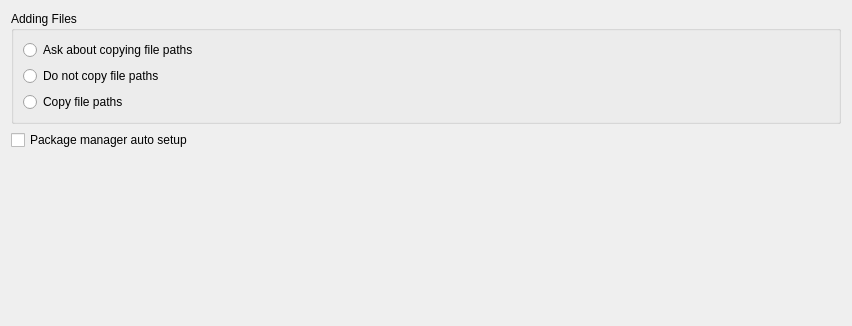
The window that cmakespecificsettingspage.ui (h4tr3d/cmakeprojectmanager2) describes before a commit, drawn with Qt 5; both pictures show x 0 to 852 and y 0 to 326 of the 852 by 567 pixel window.
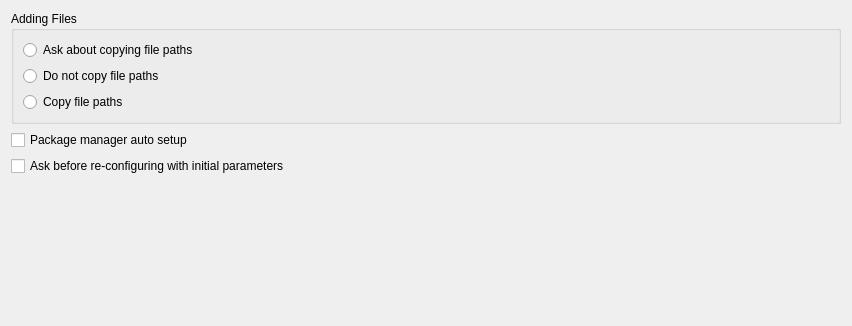
The same window after the commit.

Commit message:
CMakePM: Add "Re-configure with Initial Parameters" button
This makes it easier to configure a CMake project with initial cmake parameters
when parameters are added or if the configuration fails.

Task-number: QTCREATORBUG-24637

```diff
--- a/cmakespecificsettingspage.ui
+++ b/cmakespecificsettingspage.ui
@@ -70,6 +70,13 @@
      </property>
     </widget>
    </item>
+   <item>
+    <widget class="QCheckBox" name="askBeforeReConfigureWithInitialParams">
+     <property name="text">
+      <string>Ask before re-configuring with initial parameters</string>
+     </property>
+    </widget>
+   </item>
    <item>
     <spacer name="verticalSpacer">
      <property name="orientation">
```
The commit also changes 4 other files.
